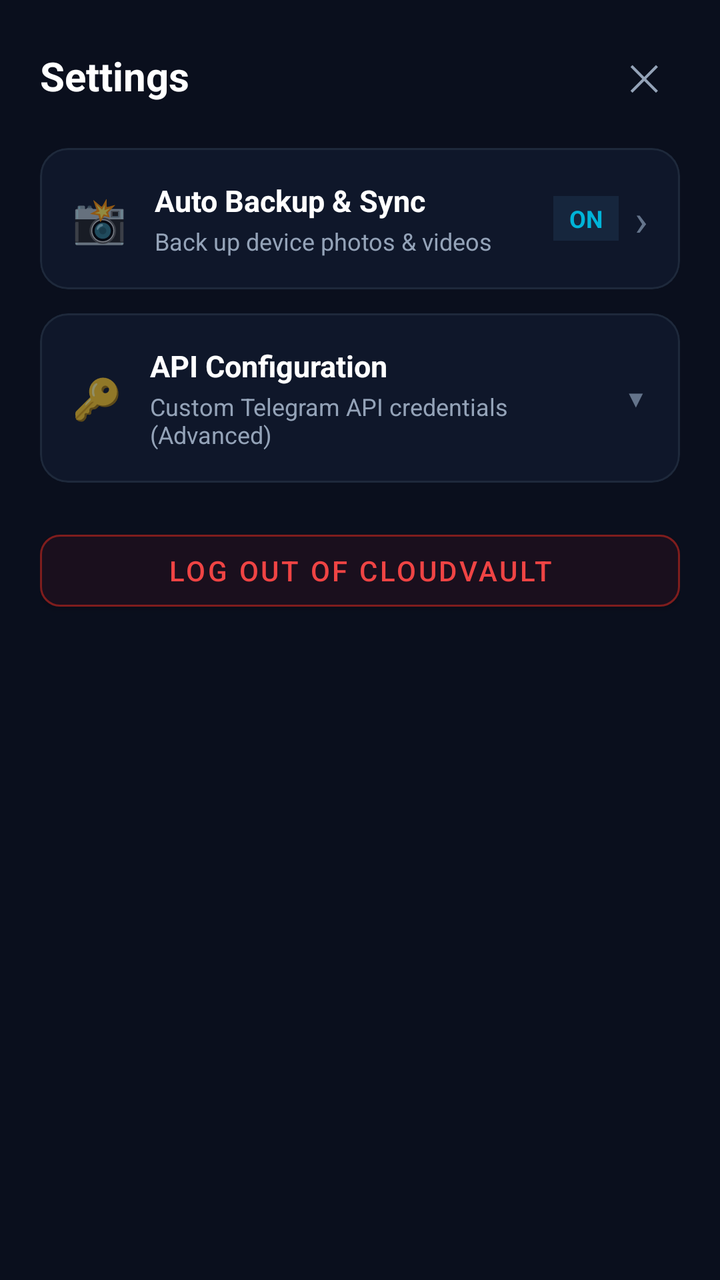
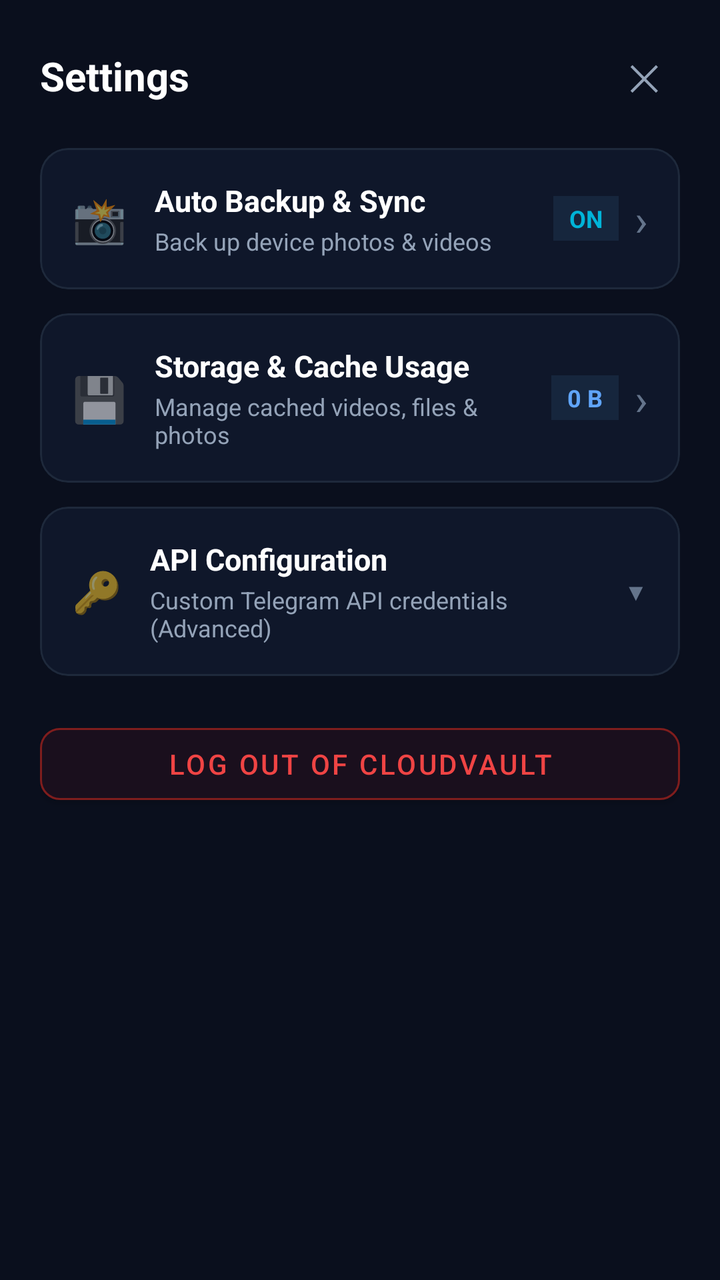

Two renders of the same Android screen: before a commit and after it. Below are the layout's source before the change and the commit's diff.
<!-- AndroidManifest.xml: application theme Theme.CloudVault -->
<!-- res/layout/dialog_settings.xml -->
<?xml version="1.0" encoding="utf-8"?>
<ScrollView xmlns:android="http://schemas.android.com/apk/res/android"
    xmlns:app="http://schemas.android.com/apk/res-auto"
    android:layout_width="match_parent"
    android:layout_height="wrap_content"
    android:background="#0A0F1D">

    <LinearLayout
        android:layout_width="match_parent"
        android:layout_height="wrap_content"
        android:orientation="vertical"
        android:padding="20dp">

        
        <LinearLayout
            android:layout_width="match_parent"
            android:layout_height="wrap_content"
            android:orientation="horizontal"
            android:gravity="center_vertical">

            <TextView
                android:layout_width="0dp"
                android:layout_height="wrap_content"
                android:layout_weight="1"
                android:text="Settings"
                android:textColor="#FFFFFF"
                android:textSize="20sp"
                android:textStyle="bold" />

            <TextView
                android:id="@+id/btnCloseSettings"
                android:layout_width="36dp"
                android:layout_height="36dp"
                android:gravity="center"
                android:text="✕"
                android:textColor="#94A3B8"
                android:textSize="18sp"
                android:background="?attr/selectableItemBackgroundBorderless" />
        </LinearLayout>

        
        <com.google.android.material.card.MaterialCardView
            android:id="@+id/cardOptionAutoBackup"
            android:layout_width="match_parent"
            android:layout_height="wrap_content"
            android:layout_marginTop="18dp"
            app:cardCornerRadius="14dp"
            app:cardElevation="0dp"
            app:cardBackgroundColor="#0F172A"
            app:strokeColor="#1E293B"
            app:strokeWidth="1dp"
            android:clickable="true"
            android:focusable="true">

            <LinearLayout
                android:layout_width="match_parent"
                android:layout_height="wrap_content"
                android:orientation="horizontal"
                android:gravity="center_vertical"
                android:padding="16dp">

                <TextView
                    android:layout_width="wrap_content"
                    android:layout_height="wrap_content"
                    android:text="📸"
                    android:textSize="22sp" />

                <LinearLayout
                    android:layout_width="0dp"
                    android:layout_height="wrap_content"
                    android:layout_weight="1"
                    android:layout_marginStart="14dp"
                    android:orientation="vertical">

                    <TextView
                        android:layout_width="wrap_content"
                        android:layout_height="wrap_content"
                        android:text="Auto Backup &amp; Sync"
                        android:textColor="#FFFFFF"
                        android:textSize="15sp"
                        android:textStyle="bold" />

                    <TextView
                        android:id="@+id/tvSettingsAutoBackupSummary"
                        android:layout_width="wrap_content"
                        android:layout_height="wrap_content"
                        android:layout_marginTop="2dp"
                        android:text="Back up device photos &amp; videos"
                        android:textColor="#94A3B8"
                        android:textSize="12sp" />
                </LinearLayout>

                <TextView
                    android:id="@+id/tvSettingsAutoBackupBadge"
                    android:layout_width="wrap_content"
                    android:layout_height="wrap_content"
                    android:text="ON"
                    android:textColor="@color/accent_cyan"
                    android:textSize="12sp"
                    android:textStyle="bold"
                    android:paddingStart="8dp"
                    android:paddingEnd="8dp"
                    android:paddingTop="3dp"
                    android:paddingBottom="3dp"
                    android:background="#16263D" />

                <TextView
                    android:layout_width="wrap_content"
                    android:layout_height="wrap_content"
                    android:layout_marginStart="8dp"
                    android:text="›"
                    android:textColor="#64748B"
                    android:textSize="22sp" />
            </LinearLayout>
        </com.google.android.material.card.MaterialCardView>

        
        <com.google.android.material.card.MaterialCardView
            android:layout_width="match_parent"
            android:layout_height="wrap_content"
            android:layout_marginTop="12dp"
            app:cardCornerRadius="14dp"
            app:cardElevation="0dp"
            app:cardBackgroundColor="#0F172A"
            app:strokeColor="#1E293B"
            app:strokeWidth="1dp">

            <LinearLayout
                android:layout_width="match_parent"
                android:layout_height="wrap_content"
                android:orientation="vertical">

                
                <LinearLayout
                    android:id="@+id/layoutToggleApiSettings"
                    android:layout_width="match_parent"
                    android:layout_height="wrap_content"
                    android:orientation="horizontal"
                    android:gravity="center_vertical"
                    android:padding="16dp"
                    android:background="?attr/selectableItemBackground">

                    <TextView
                        android:layout_width="wrap_content"
                        android:layout_height="wrap_content"
                        android:text="🔑"
                        android:textSize="20sp" />

                    <LinearLayout
                        android:layout_width="0dp"
                        android:layout_height="wrap_content"
                        android:layout_weight="1"
                        android:layout_marginStart="14dp"
                        android:orientation="vertical">

                        <TextView
                            android:layout_width="wrap_content"
                            android:layout_height="wrap_content"
                            android:text="API Configuration"
                            android:textColor="#FFFFFF"
                            android:textSize="15sp"
                            android:textStyle="bold" />

                        <TextView
                            android:layout_width="wrap_content"
                            android:layout_height="wrap_content"
                            android:layout_marginTop="2dp"
                            android:text="Custom Telegram API credentials (Advanced)"
                            android:textColor="#94A3B8"
                            android:textSize="12sp" />
                    </LinearLayout>

                    <TextView
                        android:id="@+id/tvApiExpandIcon"
                        android:layout_width="wrap_content"
                        android:layout_height="wrap_content"
                        android:text="▼"
                        android:textColor="#64748B"
                        android:textSize="12sp" />
                </LinearLayout>

                
                <LinearLayout
                    android:id="@+id/layoutApiFields"
                    android:layout_width="match_parent"
                    android:layout_height="wrap_content"
                    android:orientation="vertical"
                    android:paddingStart="16dp"
                    android:paddingEnd="16dp"
                    android:paddingBottom="16dp"
                    android:visibility="gone">

                    <View
                        android:layout_width="match_parent"
                        android:layout_height="1dp"
                        android:layout_marginBottom="12dp"
                        android:background="#1E293B" />

                    <TextView
                        android:layout_width="match_parent"
                        android:layout_height="wrap_content"
                        android:text="API ID"
                        android:textColor="#94A3B8"
                        android:textSize="12sp" />

                    <EditText
                        android:id="@+id/etSettingsApiId"
                        android:layout_width="match_parent"
                        android:layout_height="wrap_content"
                        android:layout_marginTop="4dp"
                        android:background="#1E293B"
                        android:hint="••••••••"
                        android:inputType="numberPassword"
                        android:padding="10dp"
                        android:textColor="#FFFFFF"
                        android:textColorHint="#64748B"
                        android:textSize="13sp" />

                    <TextView
                        android:layout_width="match_parent"
                        android:layout_height="wrap_content"
                        android:layout_marginTop="10dp"
                        android:text="API Hash"
                        android:textColor="#94A3B8"
                        android:textSize="12sp" />

                    <EditText
                        android:id="@+id/etSettingsApiHash"
                        android:layout_width="match_parent"
                        android:layout_height="wrap_content"
                        android:layout_marginTop="4dp"
                        android:background="#1E293B"
                        android:hint="••••••••••••••••••••••••••••••••"
                        android:inputType="textPassword"
                        android:padding="10dp"
                        android:textColor="#FFFFFF"
                        android:textColorHint="#64748B"
                        android:textSize="13sp" />

                    <com.google.android.material.button.MaterialButton
                        android:id="@+id/btnSaveCredentials"
                        android:layout_width="match_parent"
                        android:layout_height="wrap_content"
                        android:layout_marginTop="12dp"
                        android:text="Save API Credentials"
                        android:textColor="#FFFFFF"
                        app:backgroundTint="#334155"
                        app:cornerRadius="8dp" />
                </LinearLayout>

            </LinearLayout>
        </com.google.android.material.card.MaterialCardView>

        
        <com.google.android.material.button.MaterialButton
            android:id="@+id/btnSettingsLogout"
            android:layout_width="match_parent"
            android:layout_height="wrap_content"
            android:layout_marginTop="20dp"
            android:text="Log Out of CloudVault"
            android:textColor="#EF4444"
            app:backgroundTint="#1A0F1D"
            app:strokeColor="#7F1D1D"
            app:strokeWidth="1dp"
            app:cornerRadius="10dp" />

    </LinearLayout>
</ScrollView>
<!-- resources referenced by this layout -->
<resources>
  <color name="accent_cyan">#00B4D8</color>
  <style name="Theme.CloudVault" parent="Theme.MaterialComponents.DayNight.NoActionBar">
          <item name="colorPrimary">@color/accent_blue</item>
          <item name="colorSecondary">@color/accent_cyan</item>
          <item name="android:statusBarColor">@color/bg_dark</item>
          <item name="android:windowBackground">@color/bg_dark</item>
      </style>
  <color name="accent_blue">#1976D2</color>
  <color name="bg_dark">#080E18</color>
</resources>

<!-- the commit's change to res/layout/dialog_settings.xml (unified diff, before → after) -->
@@ -116,6 +116,82 @@
 
         
         <com.google.android.material.card.MaterialCardView
+            android:id="@+id/cardOptionCacheManager"
+            android:layout_width="match_parent"
+            android:layout_height="wrap_content"
+            android:layout_marginTop="12dp"
+            app:cardCornerRadius="14dp"
+            app:cardElevation="0dp"
+            app:cardBackgroundColor="#0F172A"
+            app:strokeColor="#1E293B"
+            app:strokeWidth="1dp"
+            android:clickable="true"
+            android:focusable="true">
+
+            <LinearLayout
+                android:layout_width="match_parent"
+                android:layout_height="wrap_content"
+                android:orientation="horizontal"
+                android:gravity="center_vertical"
+                android:padding="16dp">
+
+                <TextView
+                    android:layout_width="wrap_content"
+                    android:layout_height="wrap_content"
+                    android:text="💾"
+                    android:textSize="22sp" />
+
+                <LinearLayout
+                    android:layout_width="0dp"
+                    android:layout_height="wrap_content"
+                    android:layout_weight="1"
+                    android:layout_marginStart="14dp"
+                    android:orientation="vertical">
+
+                    <TextView
+                        android:layout_width="wrap_content"
+                        android:layout_height="wrap_content"
+                        android:text="Storage &amp; Cache Usage"
+                        android:textColor="#FFFFFF"
+                        android:textSize="15sp"
+                        android:textStyle="bold" />
+
+                    <TextView
+                        android:id="@+id/tvSettingsCacheSummary"
+                        android:layout_width="wrap_content"
+                        android:layout_height="wrap_content"
+                        android:layout_marginTop="2dp"
+                        android:text="Manage cached videos, files &amp; photos"
+                        android:textColor="#94A3B8"
+                        android:textSize="12sp" />
+                </LinearLayout>
+
+                <TextView
+                    android:id="@+id/tvSettingsCacheSizeBadge"
+                    android:layout_width="wrap_content"
+                    android:layout_height="wrap_content"
+                    android:text="0 B"
+                    android:textColor="#60A5FA"
+                    android:textSize="12sp"
+                    android:textStyle="bold"
+                    android:paddingStart="8dp"
+                    android:paddingEnd="8dp"
+                    android:paddingTop="3dp"
+                    android:paddingBottom="3dp"
+                    android:background="#16263D" />
+
+                <TextView
+                    android:layout_width="wrap_content"
+                    android:layout_height="wrap_content"
+                    android:layout_marginStart="8dp"
+                    android:text="›"
+                    android:textColor="#64748B"
+                    android:textSize="22sp" />
+            </LinearLayout>
+        </com.google.android.material.card.MaterialCardView>
+
+        
+        <com.google.android.material.card.MaterialCardView
             android:layout_width="match_parent"
             android:layout_height="wrap_content"
             android:layout_marginTop="12dp"
